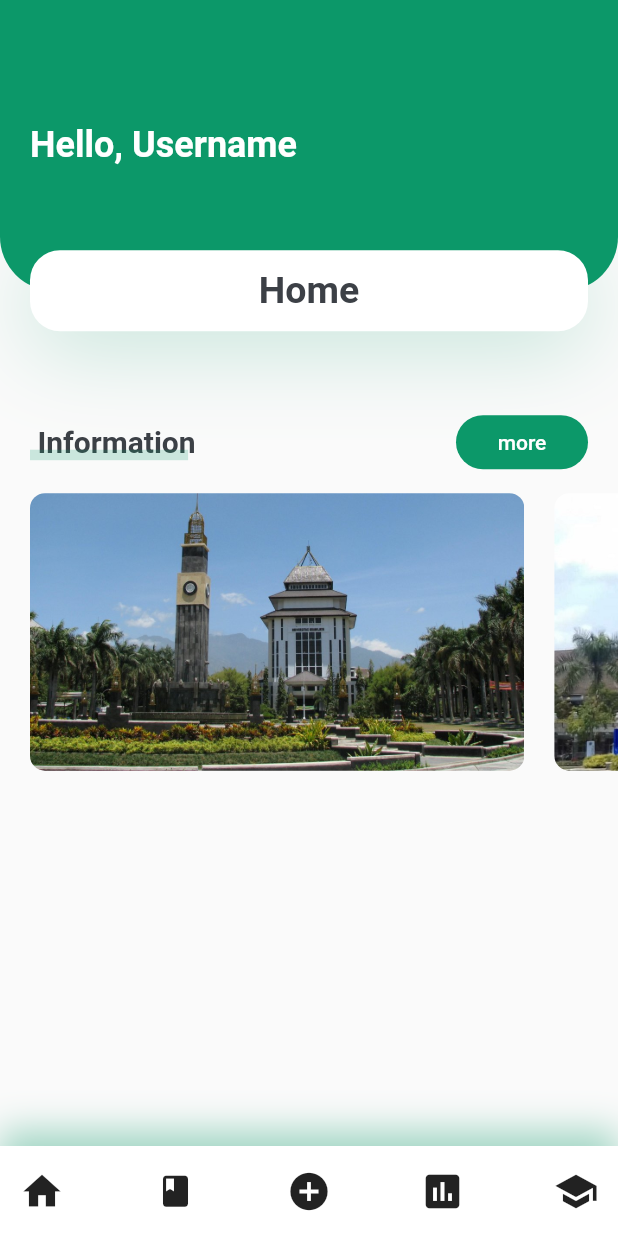
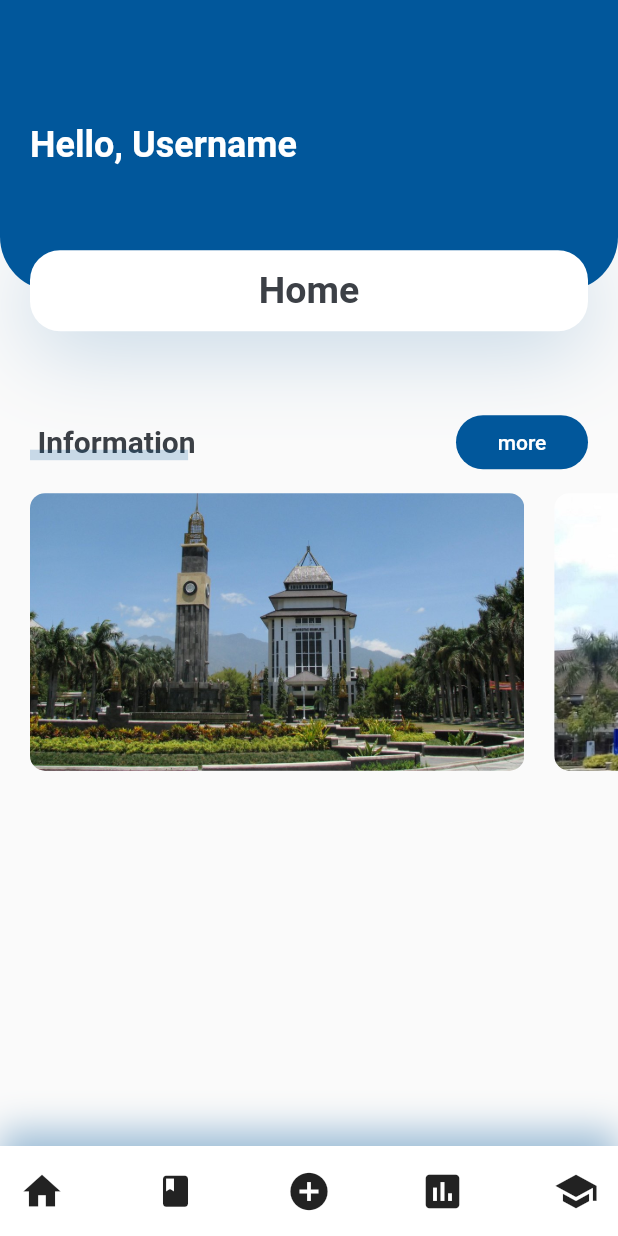
Before and after one commit to muhammadaskar/project-akhir-pamp, a Flutter app: the screen it shows after launch, on a phone screen of 412 x 824 dp. Run offline on Flutter 3.47's test engine with Material 2 defaults, Android fonts, the phone set to English and light mode, and no system bars; our stand-ins replace flutter_svg.

Commit message:
update ip

```diff
--- a/lib/constants.dart
+++ b/lib/constants.dart
@@ -1,6 +1,6 @@
 import 'package:flutter/material.dart';
 
-const kPrimaryColor = Color(0xFF0C9869);
+const kPrimaryColor = Color(0xFF01579B);
 const kTextColor = Color(0xFF3C4046);
 const kBackgroundColor = Color(0xFFF9F8FD);
 
--- a/lib/helper/HttpService.dart
+++ b/lib/helper/HttpService.dart
@@ -4,11 +4,11 @@ import 'package:http/http.dart';
 import 'package:projek_akhir/model/news_model.dart';
 
 class HttpService {
-  final String url = "http://127.0.0.1/ci-simple-api/index.php/api/news";
+  final String url = "http://192.168.1.11/ci-simple-api/index.php/api/news";
+  Client client = Client();
 
   Future<List<News>> getNews() async {
     Response res = await get(url);
-
     if (res.statusCode == 200) {
       List<dynamic> body = jsonDecode(res.body);
       List<News> news =
```
Also changed, not shown: lib/model/news_model.dart (+10 -12 lines).
